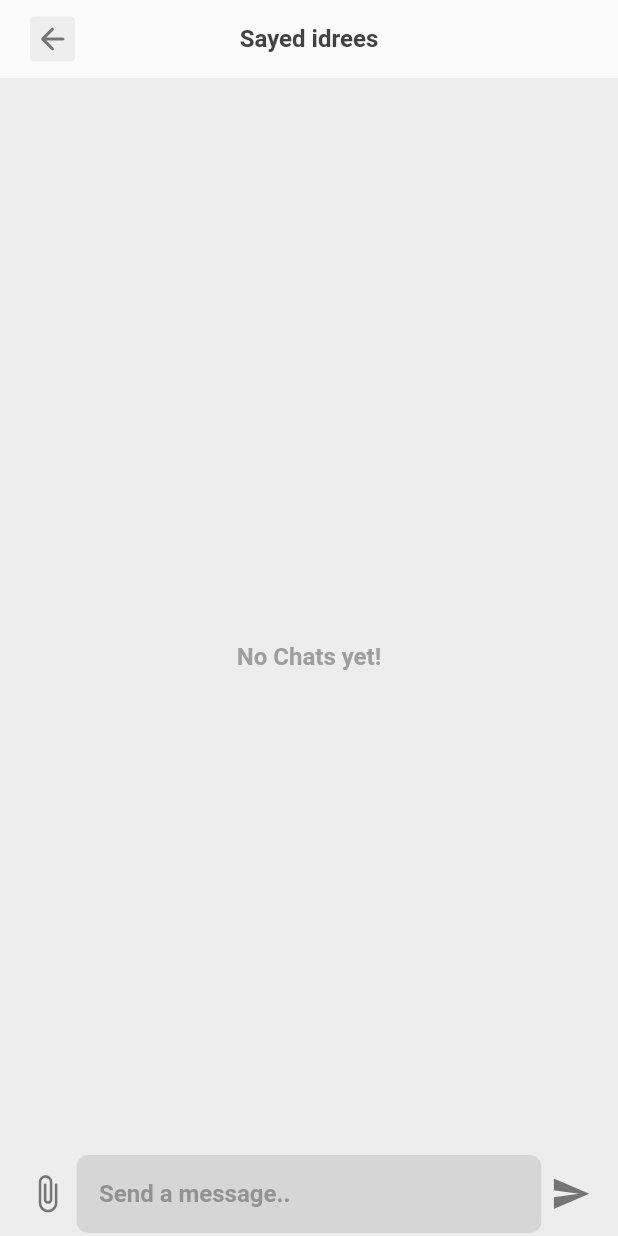
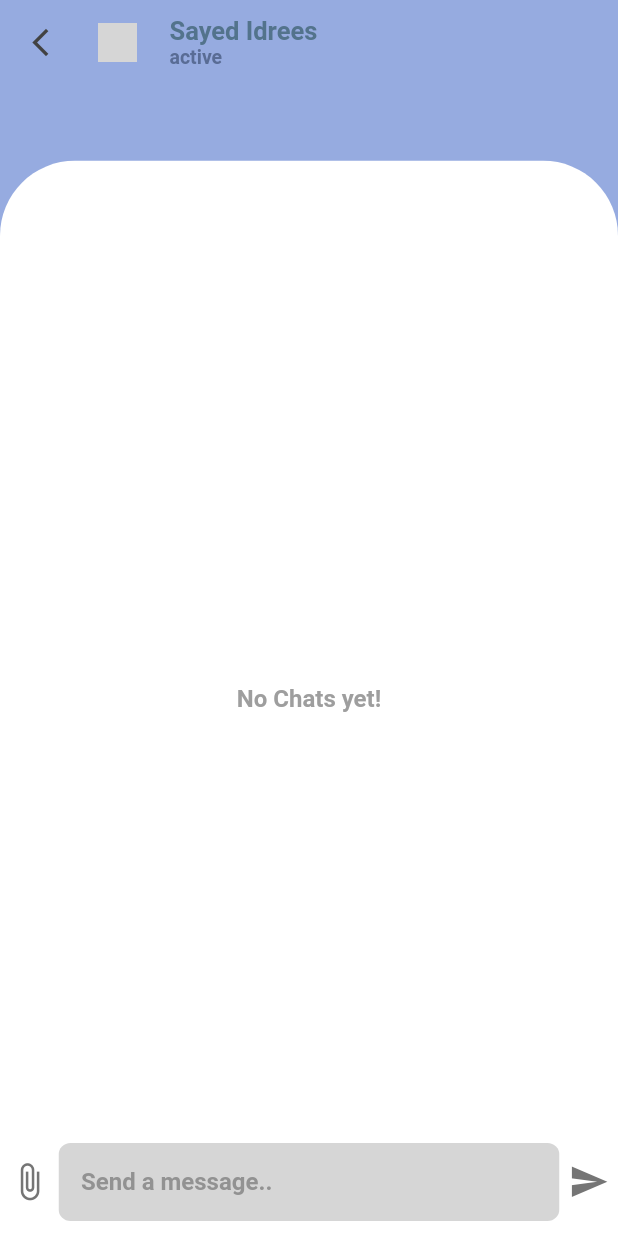
Before and after one commit to apptexsolutions/apptex_chat, a Flutter app: the screen it shows after launch, after a tap on "Initiate Chat between User A and B", on a phone screen of 412 x 824 dp. Run offline on Flutter 3.47's test engine with Material 2 defaults, Android fonts, the phone set to English and light mode, and no system bars; our stand-ins replace cloud_firestore, firebase_core, firebase_storage, get, image_picker; accounts and stored records are empty; network calls fail; grey boxes are pictures that could not be loaded.

Commit message:
image upload and UI changed

```diff
--- a/example/lib/main.dart
+++ b/example/lib/main.dart
@@ -28,8 +28,8 @@ class MyApp extends StatelessWidget {
 }
 
 class StartChat extends StatelessWidget {
-  String myUUID = "xxx2";
-  String otherUser = "xxx1";
+  String myUUID = "xxx1";
+  String otherUser = "xxx2";
 
   StartChat({Key? key}) : super(key: key) {
     AppTexChat.initializeUser(FullName: "Jamshed Khan", your_uuid: myUUID);
--- a/lib/src/Screens/ChatScreen.dart
+++ b/lib/src/Screens/ChatScreen.dart
@@ -6,13 +6,14 @@ import 'package:apptex_chat/src/Models/MessageModel.dart';
 import 'package:cloud_firestore/cloud_firestore.dart';
 import 'package:flutter/material.dart';
 import 'package:get/get.dart';
+import 'package:image_picker/image_picker.dart';
 
 import '../Controllers/chat_conrtroller.dart';
 import '../Controllers/contants.dart';
 
 class ChatScreen extends StatefulWidget {
   final String chatroomID;
-  final bool isSessionActive;
+
   final String title;
   final String userProfile;
   final String otherUserURl;
@@ -23,7 +24,6 @@ class ChatScreen extends StatefulWidget {
   ChatScreen(
       {required this.controller,
       required this.chatroomID,
-      required this.isSessionActive,
       required this.title,
       required this.userProfile,
       required this.otherUserURl,
@@ -47,49 +47,99 @@ class _ChatScreenState extends State<ChatScreen> {
     Size size = MediaQuery.of(context).size;
 
     return Scaffold(
-      body: SafeArea(
-        child: GestureDetector(
-          onTap: () => FocusManager.instance.primaryFocus?.unfocus(),
-          child: Column(
+      backgroundColor: kprimary1,
+      appBar: AppBar(
+        elevation: 0,
+        backgroundColor: kprimary1,
+        centerTitle: false,
+        automaticallyImplyLeading: false,
+        title: Container(
+          width: size.width,
+          child: Row(
             children: [
-              myappbar(),
-              Expanded(
+              InkWell(
+                onTap: () {
+                  Navigator.pop(context);
+                },
                 child: Container(
-                  padding: const EdgeInsets.symmetric(horizontal: 7),
-                  decoration: BoxDecoration(
-                    color: Colors.black.withOpacity(0.05),
+                  padding: const EdgeInsets.fromLTRB(0, 0, 20, 0),
+                  child: Icon(
+                    Icons.arrow_back_ios_new,
+                    color: Colors.grey.shade800,
+                    size: 22,
                   ),
-                  child: Stack(
+                ),
+              ),
+              ProfilePic(
+                widget.myUID,
+                size: 40,
+              ),
+              Column(
+                mainAxisAlignment: MainAxisAlignment.start,
+                crossAxisAlignment: CrossAxisAlignment.start,
                 children: [
-                      chatMessages(),
-                      if (widget.isSessionActive) typingArea(),
-                      if (!widget.isSessionActive) sessionClosedMessage(size)
+                  Container(
+                    padding: const EdgeInsets.fromLTRB(15, 0, 0, 0),
+                    child: Text("Sayed Idrees",
+                        style: TextStyle(
+                            color: Color.fromARGB(255, 83, 115, 140),
+                            fontSize: 17,
+                            fontWeight: FontWeight.w600)),
+                  ),
+                  Container(
+                    padding: const EdgeInsets.fromLTRB(15, 0, 0, 0),
+                    child: Text(
+                      "active",
+                      style: TextStyle(
+                          color: Color.fromARGB(255, 89, 108, 149),
+                          fontSize: 13,
+                          fontWeight: FontWeight.w700),
+                    ),
+                  ),
+                ],
+              )
             ],
           ),
         ),
+      ),
+      body: Stack(
+        children: [
+          // Expanded(
+          //   child: Container(
+          //     padding: const EdgeInsets.symmetric(horizontal: 7),
+          //     decoration: BoxDecoration(color: Colors.white),
+          //     child: Stack(
+          //       children: [
+          //         chatMessages(),
+          //         if (widget.isSessionActive) typingArea(),
+          //         if (!widget.isSessionActive) sessionClosedMessage(size)
+          //       ],
+          //     ),
+          //   ),
+          // ),
+          Positioned(
+            bottom: 0,
+            child: Container(
+              decoration: const BoxDecoration(
+                  color: Colors.white,
+                  borderRadius: BorderRadius.only(
+                      topLeft: Radius.circular(50),
+                      topRight: Radius.circular(50))),
+              height: size.height * 0.87,
+              width: size.width,
+              child: Stack(
+                children: [
+                  Positioned.fill(child: chatMessages()),
+                  Positioned(
+                    bottom: 0,
+                    child: typingArea(size),
                   ),
                 ],
               ),
             ),
           ),
-    );
-  }
-
-  Positioned sessionClosedMessage(Size size) {
-    return Positioned(
-      bottom: 0,
-      child: SizedBox(
-        height: 40,
-        width: size.width,
-        child: Row(
-          mainAxisAlignment: MainAxisAlignment.center,
-          children: [
-            Text(
-              "This sessions has been closed!",
-              style: myStyle(14, false, color: Colors.grey.shade700),
-            )
+          // Positioned(top: 0, child: myappbar()),
         ],
-        ),
       ),
     );
   }
@@ -105,14 +155,18 @@ class _ChatScreenState extends State<ChatScreen> {
               style: myStyle(16, true, color: Colors.grey),
             ));
           } else {
-            return ListView.builder(
+            return Container(
+              padding: const EdgeInsets.symmetric(horizontal: 7),
+              child: ListView.builder(
                   padding: const EdgeInsets.only(bottom: 60, top: 8),
                   itemCount: controller.chats.length,
                   reverse: true,
                   itemBuilder: (context, index) {
                     MessageModel model = controller.chats[index];
+
                     return correspondingTypeAllocation(model);
-                });
+                  }),
+            );
           }
         });
   }
@@ -157,73 +211,46 @@ class _ChatScreenState extends State<ChatScreen> {
   }
 
   addImage(File image) async {
-    // AuthController authController = Get.find();
-    // String name = Timestamp.now().millisecondsSinceEpoch.toString();
-    // String aaddress = await authController.uploadFile(image, "Chats/$name.jpg");
+    String name =
+        _MyUserUuid + Timestamp.now().millisecondsSinceEpoch.toString();
+    String aaddress =
+        await widget.controller.uploadFile(image, "ApptexChat/$name.jpg");
 
-    // var lastmsgTimeStamp = Timestamp.now();
-    // Map<String, dynamic> msginfoMap = {
-    //   "message": aaddress,
-    //   "sendBy": _MyUserUuid,
-    //   "CODE": "IMG",
-    //   "timestamp": lastmsgTimeStamp,
-    // };
-    // widget.controller.addMessageSend(msginfoMap, widget.fcm, widget.myName);
+    var lastmsgTimeStamp = Timestamp.now();
+    Map<String, dynamic> msginfoMap = {
+      "message": aaddress,
+      "sendBy": _MyUserUuid,
+      "CODE": "IMG",
+      "timestamp": lastmsgTimeStamp,
+    };
+    widget.controller.addMessageSend(msginfoMap, widget.fcm, widget.myName);
   }
 
-  myappbar() {
-    Size size = MediaQuery.of(context).size;
+  ScrollController textFieldScrollController = ScrollController();
+  static Future<File?> pickMedia_only() async {
+    final pickedFile = await ImagePicker().pickImage(
+      source: ImageSource.gallery,
+      imageQuality: 35,
+    );
+    if (pickedFile == null) return null;
+
+    return File(pickedFile.path);
+  }
+
+  typingArea(Size size) {
     return Container(
       width: size.width,
-      color: Colors.white24,
-      height: 52,
-      child: Row(
-        crossAxisAlignment: CrossAxisAlignment.center,
-        mainAxisAlignment: MainAxisAlignment.spaceBetween,
-        children: [
-          Padding(
-            padding: const EdgeInsets.fromLTRB(20, 0, 0, 0),
-            child: InkWell(
-              onTap: () {
-                Navigator.pop(context);
-              },
-              child: Container(
-                height: 30,
-                width: 30,
-                decoration: BoxDecoration(
-                    color: Colors.grey.shade200,
-                    borderRadius: BorderRadius.circular(3)),
-                child: Icon(
-                  Icons.arrow_back_rounded,
-                  color: Colors.grey.shade600,
-                ),
-              ),
-            ),
-          ),
-          Center(
-            child: Text(widget.title,
-                style: myStyle(16, true, color: Colors.grey.shade800)),
-          ),
-          const SizedBox(
-            width: 50,
-          )
-        ],
-      ),
-    );
-  }
-
-  typingArea() {
-    return Container(
-      margin: const EdgeInsets.symmetric(vertical: 2, horizontal: 5),
+      padding: const EdgeInsets.symmetric(vertical: 10),
+      color: Colors.white,
       alignment: Alignment.bottomCenter,
       child: Row(
         children: [
           GestureDetector(
             onTap: () async {
-              // File? ss = await ImageController.pickMedia_only();
-              // if (ss != null) {
-              //   addImage(ss);
-              // }
+              File? ss = await pickMedia_only();
+              if (ss != null) {
+                addImage(ss);
+              }
             },
             child: Container(
               padding: const EdgeInsets.symmetric(horizontal: 6),
@@ -244,6 +271,9 @@ class _ChatScreenState extends State<ChatScreen> {
                 onChanged: (val) {
                   //  addMesage(false);
                 },
+                maxLines: 4,
+                minLines: 1,
+                scrollController: textFieldScrollController,
                 controller: txtMsg,
                 style: TextStyle(
                   color: Colors.grey.shade800,
@@ -334,8 +364,8 @@ class MessageBubble extends StatelessWidget {
               getdate()
             ],
           )),
-          if (isMine) ProfilePic(profileUrl, size: 30),
-          if (isMine) Container(width: 3),
+          //  if (isMine) ProfilePic(profileUrl, size: 30),
+          //if (isMine) Container(width: 3),
         ]);
   }
 
@@ -426,15 +456,35 @@ class ImageBubble extends StatelessWidget {
 }
 
 class ProfilePic extends StatelessWidget {
-  const ProfilePic(this.url, {this.size = 48, Key? key}) : super(key: key);
-  final String url;
+  ProfilePic(this.url, {this.size = 48, Key? key}) : super(key: key);
+  String url;
+
   final double size;
   @override
   Widget build(BuildContext context) {
+    url = url.length <= 7 ? "https://skysoltech.com/test.png" : url;
+    bool isNotUrl = url.length <= 7;
+
     double imsix = size;
     return ClipRRect(
       borderRadius: BorderRadius.circular(100),
-      child: Container(
+      child: !isNotUrl
+          ? Container(
+              color: kprimary1,
+              width: imsix,
+              height: imsix,
+              padding: EdgeInsets.all(7),
+              child: Image(
+                image: NetworkImage(
+                  url,
+                ),
+                alignment: Alignment.center,
+                height: double.infinity,
+                width: double.infinity,
+                fit: BoxFit.cover,
+              ),
+            )
+          : Container(
               width: imsix,
               height: imsix,
               color: Colors.grey.shade300,
--- a/pubspec.yaml
+++ b/pubspec.yaml
@@ -13,6 +13,7 @@ dependencies:
 
   #Dependencies
   get: ^4.6.1
+  image_picker: ^0.8.5
   cloud_firestore: ^3.1.15
   firebase_core: ^1.17.0
   firebase_storage: ^10.2.16
```
Also changed, not shown: lib/src/Controllers/chat_conrtroller.dart (+11 -1 lines), lib/src/Controllers/contants.dart (+5 -3 lines), example/pubspec.lock, 2 other files. Lines whose indentation alone changed are shown as unchanged.
